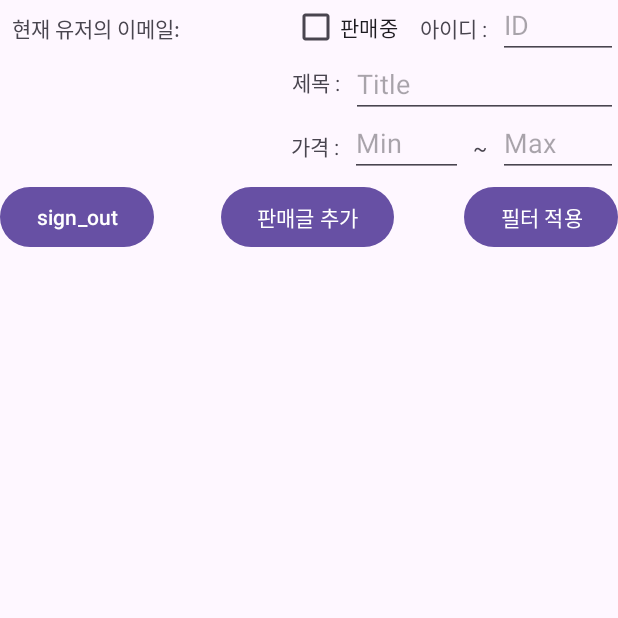
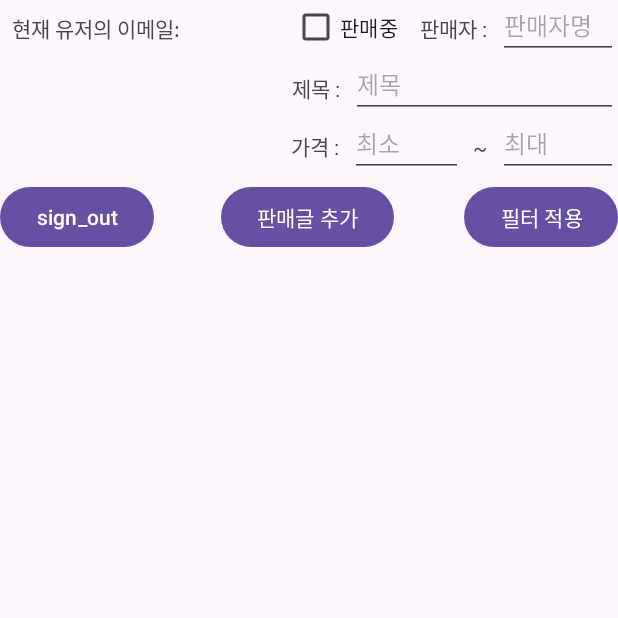
Before and after one commit to songhm7/HighLevelMobile, an Android app: the screen it shows after launch once a user with an empty profile is signed in (MainActivity), on a phone screen of 412 x 824 dp, the top half of it. Run offline under Robolectric (Android 15) with nearby library versions, the phone set to English and light mode, and no system bars; our stand-ins replace Firebase (no records; nobody signed in at launch, a user with empty details on screens opened directly).

Commit message:
필터 기능 추가 - 판매자와 제목 검색에서, edittext의 내용을 포함하기만 해도 검색되게 변경

```diff
--- a/app/src/main/java/com/example/mobile/MainActivity.kt
+++ b/app/src/main/java/com/example/mobile/MainActivity.kt
@@ -93,18 +93,7 @@ class MainActivity : AppCompatActivity() {
 
             var query_result = itemsCollectionRef.whereEqualTo("onSale",onSaleCheck.isChecked)
 
-            if (!query_id.getText().toString().isEmpty()){
-                query_result = query_result.whereEqualTo("sellername", query_id.getText().toString());
-            }
-            if (!query_title.getText().toString().isEmpty()){
-                query_result = query_result.whereEqualTo("title", query_title.getText().toString());
-            }
-//            if (!query_min.getText().toString().isEmpty()){
-//                query_result = query_result.whereGreaterThan("price", Integer.parseInt(query_min.getText().toString()));
-//            }
-//            if (!query_max.getText().toString().isEmpty()){
-//                query_result = query_result.whereLessThan("price", Integer.parseInt(query_max.getText().toString()));
-//            }
+
             query_result.get().addOnSuccessListener { documents ->
                 var items = ArrayList<Item>()
                 for(document in documents){
@@ -118,6 +107,15 @@ class MainActivity : AppCompatActivity() {
                         sellername = document.getString("sellername") ?: "판매자없음"
                     )
                     items.add(item)
+                }
+
+                if (!query_id.getText().toString().isEmpty()){
+                    val id = query_id.getText().toString()
+                    items = ArrayList(items.filter { it.sellername.contains(id) })
+                }
+                if (!query_title.getText().toString().isEmpty()){
+                    val title = query_title.getText().toString()
+                    items = ArrayList(items.filter { it.title.contains(title) })
                 }
 
                 if (!query_max.getText().toString().isEmpty()){
--- a/app/src/main/res/layout/activity_main.xml
+++ b/app/src/main/res/layout/activity_main.xml
@@ -77,8 +77,9 @@
         android:layout_width="80dp"
         android:layout_height="39dp"
         android:ems="10"
-        android:hint="ID"
+        android:hint="판매자명"
         android:inputType="text"
+        android:textSize="16dp"
         app:layout_constraintEnd_toEndOf="parent"
         app:layout_constraintTop_toTopOf="parent" />
 
@@ -87,8 +88,9 @@
         android:layout_width="178dp"
         android:layout_height="39dp"
         android:ems="10"
-        android:hint="Title"
+        android:hint="제목"
         android:inputType="text"
+        android:textSize="16dp"
         app:layout_constraintEnd_toEndOf="parent"
         app:layout_constraintTop_toBottomOf="@+id/query_id" />
 
@@ -97,8 +99,9 @@
         android:layout_width="80dp"
         android:layout_height="39dp"
         android:ems="10"
-        android:hint="Max"
+        android:hint="최대"
         android:inputType="number"
+        android:textSize="16dp"
         app:layout_constraintEnd_toEndOf="parent"
         app:layout_constraintTop_toBottomOf="@+id/query_title" />
 
@@ -108,8 +111,9 @@
         android:layout_height="39dp"
         android:layout_marginEnd="16dp"
         android:ems="10"
-        android:hint="Min"
+        android:hint="최소"
         android:inputType="number"
+        android:textSize="16dp"
         app:layout_constraintEnd_toEndOf="@+id/between"
         app:layout_constraintTop_toBottomOf="@+id/query_title" />
 
@@ -137,7 +141,7 @@
         android:id="@+id/titletxt"
         android:layout_width="wrap_content"
         android:layout_height="wrap_content"
-        android:layout_marginTop="44dp"
+        android:layout_marginTop="48dp"
         android:layout_marginEnd="4dp"
         android:text="제목 : "
         app:layout_constraintEnd_toStartOf="@+id/query_title"
@@ -149,7 +153,7 @@
         android:layout_height="wrap_content"
         android:layout_marginTop="8dp"
         android:layout_marginEnd="4dp"
-        android:text="아이디 : "
+        android:text="판매자 : "
         app:layout_constraintEnd_toStartOf="@+id/query_id"
         app:layout_constraintTop_toTopOf="parent" />
 
```
